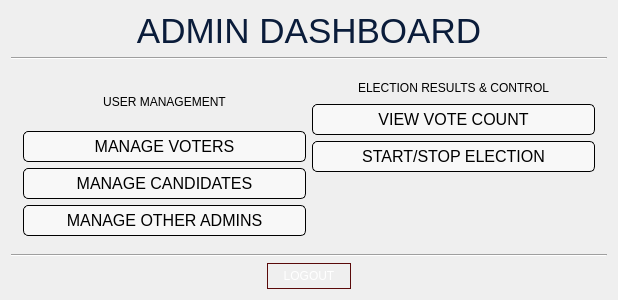
The window that VVM/dashboard.ui (GuisadongManok/PolliTech-VVM) describes before a commit, drawn with Qt 5.
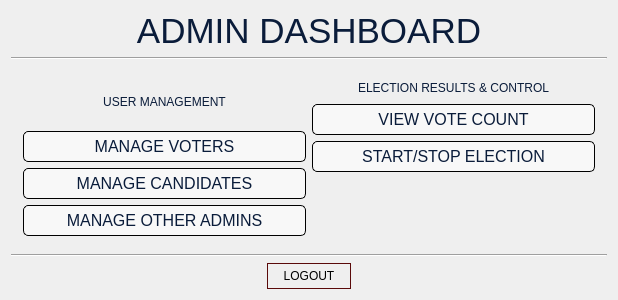
The same window after the commit. Icons and pictures are not drawn.

Commit message: added main window layout

Diff of the .ui file:
```diff
--- a/VVM/dashboard.ui
+++ b/VVM/dashboard.ui
@@ -75,7 +75,7 @@
             <property name="styleSheet">
              <string notr="true">QLabel {
 	font: 600 14pt &quot;Segoe UI&quot;;
-	color: black;
+	color: #0A1C3A;
 }</string>
             </property>
             <property name="text">
@@ -104,7 +104,7 @@
              <string notr="true">QPushButton {
 	font: 600 9pt &quot;Segoe UI&quot;;
 	background-color: #f8f8f8;
-	color: black;
+	color: #0A1C3A;
 	font-size: 16px;
 	border: 1px solid black;
 	border-radius: 5px;
@@ -140,7 +140,7 @@
              <string notr="true">QPushButton {
 	font: 600 9pt &quot;Segoe UI&quot;;
 	background-color: #f8f8f8;
-	color: black;
+	color: #0A1C3A;
 	font-size: 16px;
 	border: 1px solid black;
 	border-radius: 5px;
@@ -176,7 +176,7 @@
              <string notr="true">QPushButton {
 	font: 600 9pt &quot;Segoe UI&quot;;
 	background-color: #f8f8f8;
-	color: black;
+	color: #0A1C3A;
 	font-size: 16px;
 	border: 1px solid black;
 	border-radius: 5px;
@@ -210,7 +210,7 @@
             <property name="styleSheet">
              <string notr="true">QLabel {
 	font: 600 14pt &quot;Segoe UI&quot;;
-	color: black;
+	color: #0A1C3A;
 }</string>
             </property>
             <property name="text">
@@ -236,7 +236,7 @@
              <string notr="true">QPushButton {
 	font: 600 9pt &quot;Segoe UI&quot;;
 	background-color: #f8f8f8;
-	color: black;
+	color: #0A1C3A;
 	font-size: 16px;
 	border: 1px solid black;
 	border-radius: 5px;
@@ -272,7 +272,7 @@
              <string notr="true">QPushButton {
 	font: 600 9pt &quot;Segoe UI&quot;;
 	background-color: #f8f8f8;
-	color: black;
+	color: #0A1C3A;
 	font-size: 16px;
 	border: 1px solid black;
 	border-radius: 5px;
@@ -328,11 +328,14 @@
      <property name="focusPolicy">
       <enum>Qt::FocusPolicy::NoFocus</enum>
      </property>
+     <property name="layoutDirection">
+      <enum>Qt::LayoutDirection::RightToLeft</enum>
+     </property>
      <property name="styleSheet">
       <string notr="true">QPushButton {
     font: 600 9pt &quot;Segoe UI&quot;;
     font-size: 12px;
-    color: white;
+    color: black;
 
     background-color: qlineargradient(
         x1:0, y1:0, x2:0, y2:1,
```
The commit also changes 12 other files.
